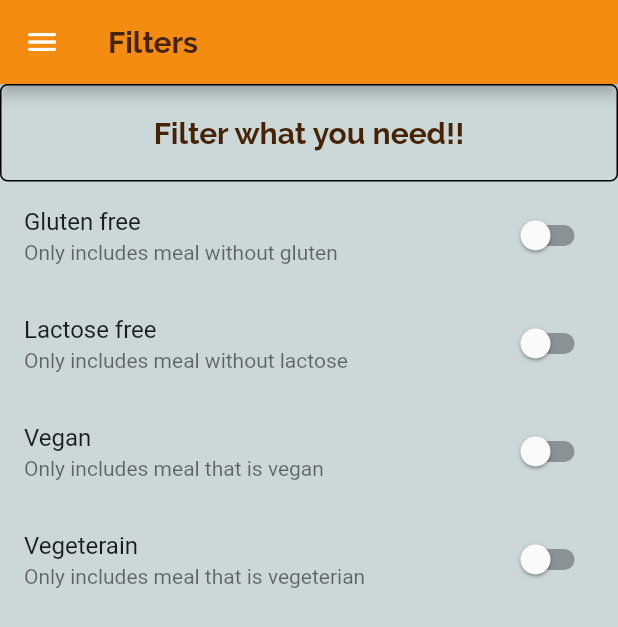
After one commit to Instein125/Meals-recipe-app, a Flutter app: the FiltersScreen screen opened by its route, on a phone screen of 412 x 824 dp. The commit adds this screen. Shown: the top 627 px of the screen. Run offline on Flutter 3.47's test engine with Material 2 defaults, Android fonts, the phone set to English and light mode, and no system bars.

Commit message:
Filters are added in filter screen

```diff
--- a/lib/main.dart
+++ b/lib/main.dart
@@ -1,5 +1,6 @@
 import 'package:flutter/material.dart';
 
+import '/screens/filters_screen.dart';
 import '/screens/tabs_screen.dart';
 import '/screens/meal_detail_screen.dart';
 import 'screens/category_screen.dart';
@@ -47,6 +48,7 @@ class MyApp extends StatelessWidget {
         '/': (ctx) => const TabsScreen(),
         SpecificCategoryScreen.routeName: (cxt) => SpecificCategoryScreen(),
         MealDetailScreen.routeName: (context) => const MealDetailScreen(),
+        FiltersScreen.routeName: ((context) => const FiltersScreen()),
       },
       onGenerateRoute: (settings) {
         return MaterialPageRoute(builder: (context) => const CategoryScreen());
--- /dev/null
+++ b/lib/screens/filters_screen.dart
@@ -0,0 +1,104 @@
+import 'package:flutter/material.dart';
+
+import '/widgets/main_drawer.dart';
+
+class FiltersScreen extends StatefulWidget {
+  static const routeName = '/filtersscreen';
+  const FiltersScreen({Key? key}) : super(key: key);
+
+  @override
+  State<FiltersScreen> createState() => _FiltersScreenState();
+}
+
+class _FiltersScreenState extends State<FiltersScreen> {
+  var _glutenFree = false;
+  var _vegan = false;
+  var _lactoseFree = false;
+  var _vegeterian = false;
+
+  Widget _buildSwitchListTile(
+      String title, String subtitle, var currentValue, updateValue) {
+    return SwitchListTile(
+      activeColor: Color.fromARGB(255, 12, 131, 16),
+      value: currentValue,
+      onChanged: updateValue,
+      title: Text(title),
+      subtitle: Text(subtitle),
+    );
+  }
+
+  @override
+  Widget build(BuildContext context) {
+    return Scaffold(
+      appBar: AppBar(
+        title: Text(
+          'Filters',
+          style: Theme.of(context).textTheme.headline6,
+        ),
+      ),
+      drawer: MainDrawer(),
+      body: Column(
+        children: [
+          Container(
+            padding: const EdgeInsets.all(20),
+            width: double.infinity,
+            decoration: BoxDecoration(
+              border: Border.all(),
+              borderRadius: BorderRadius.circular(5),
+            ),
+            child: Text(
+              'Filter what you need!!',
+              style: Theme.of(context).textTheme.headline6,
+              textAlign: TextAlign.center,
+            ),
+          ),
+          Expanded(
+            child: ListView(
+              children: [
+                _buildSwitchListTile(
+                    'Gluten free',
+                    'Only includes meal without gluten',
+                    _glutenFree, (newValue) {
+                  setState(
+                    () {
+                      _glutenFree = newValue;
+                    },
+                  );
+                }),
+                _buildSwitchListTile(
+                    'Lactose free',
+                    'Only includes meal without lactose',
+                    _lactoseFree, (newValue) {
+                  setState(
+                    () {
+                      _lactoseFree = newValue;
+                    },
+                  );
+                }),
+                _buildSwitchListTile(
+                    'Vegan', 'Only includes meal that is vegan', _vegan,
+                    (newValue) {
+                  setState(
+                    () {
+                      _vegan = newValue;
+                    },
+                  );
+                }),
+                _buildSwitchListTile(
+                    'Vegeterain',
+                    'Only includes meal that is vegeterian',
+                    _vegeterian, (newValue) {
+                  setState(
+                    () {
+                      _vegeterian = newValue;
+                    },
+                  );
+                }),
+              ],
+            ),
+          )
+        ],
+      ),
+    );
+  }
+}
--- a/lib/screens/tabs_screen.dart
+++ b/lib/screens/tabs_screen.dart
@@ -68,7 +68,7 @@ class _TabsScreenState extends State<TabsScreen> {
           style: Theme.of(context).textTheme.headline6,
         ),
       ),
-      drawer: const MainDrawer(),
+      drawer: MainDrawer(),
       body: _screens[_selectedIndex]['screen'],
       bottomNavigationBar: BottomNavigationBar(
         onTap: _selectScreen,
```
Also changed, not shown: lib/screens/meal_detail_screen.dart (+8 -0 lines), lib/screens/specific_category_screen.dart (+43 -16 lines), lib/widgets/main_drawer.dart (+22 -4 lines), lib/widgets/meal_item.dart (+10 -2 lines).
